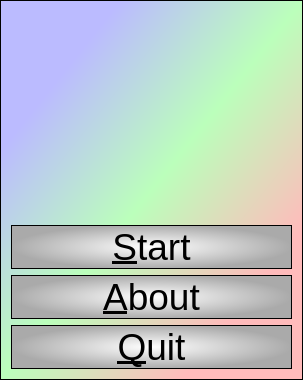
Qt form qtmutualismbreakdownermenudialog.ui (richelbilderbeek/korter_project) before a commit.
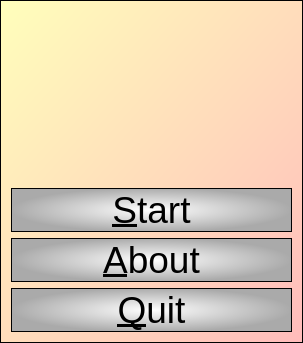
The same form after that commit. Icons and pictures are not drawn.

Patch:
```diff
--- a/qtmutualismbreakdownermenudialog.ui
+++ b/qtmutualismbreakdownermenudialog.ui
@@ -7,7 +7,7 @@
     <x>0</x>
     <y>0</y>
     <width>303</width>
-    <height>380</height>
+    <height>343</height>
    </rect>
   </property>
   <property name="font">
@@ -20,7 +20,7 @@
   </property>
   <property name="styleSheet">
    <string notr="true">QDialog {
- background-color: qlineargradient(x1: 0, y1: 0, x2: 1, y2: 1, stop: 0  #bbf, stop: 0.2  #bbf, stop: 0.5 #bfb, stop: 0.8 #fbb, stop: 1 #fbb);
+ background-color: qlineargradient(x1: 0, y1: 0, x2: 1, y2: 1, stop: 0  #ffb, stop: 1 #fbb);
   border: 1px solid black
 }
 
```
Left out of the diff: 2 changed lines with no effect on the pictures.
